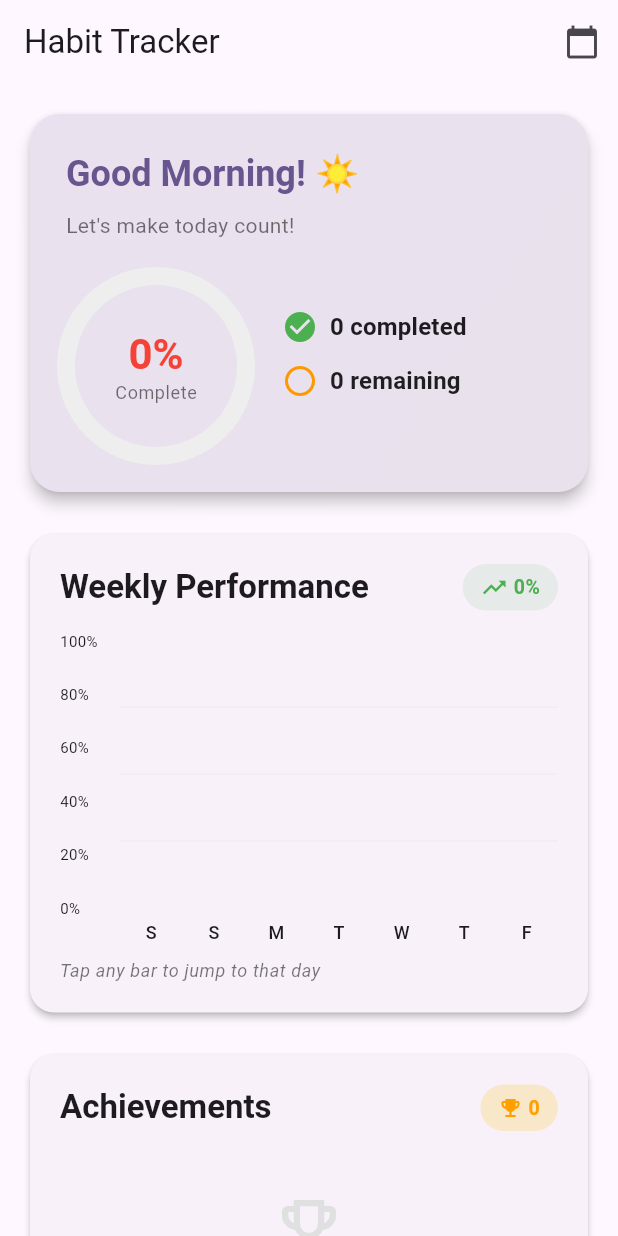
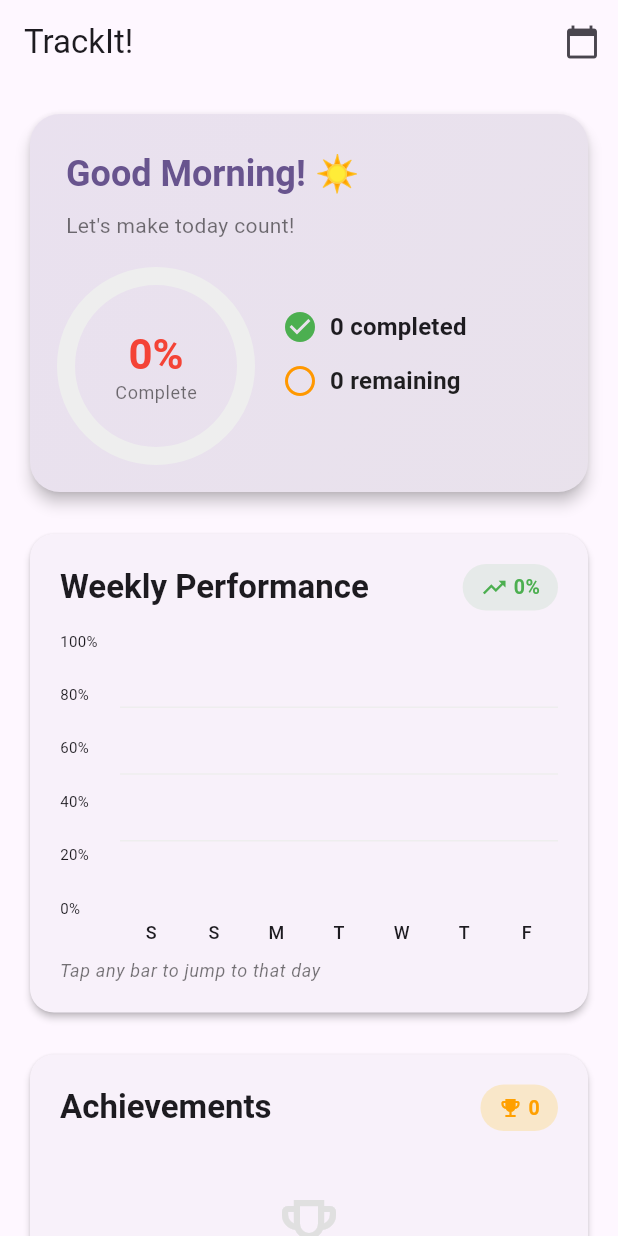
Before and after one commit to andreswooshik/habit-tracker-flutter, a Flutter app: the screen it shows after launch, on a phone screen of 412 x 824 dp. Run offline on Flutter 3.47's test engine with Material 3 defaults, Android fonts, the phone set to English and light mode, and no system bars; drawn by our look-alikes of fl_chart; our stand-ins replace equatable, flutter_riverpod.

Commit message:
changed the title name to "TrackIt!"

```diff
--- a/habit_tracker_flutter_new/lib/main.dart
+++ b/habit_tracker_flutter_new/lib/main.dart
@@ -16,7 +16,7 @@ class MyApp extends StatelessWidget {
   @override
   Widget build(BuildContext context) {
     return MaterialApp(
-      title: 'Habit Tracker',
+      title: 'TrackIt!',
       debugShowCheckedModeBanner: false,
       theme: ThemeData(
         colorScheme: ColorScheme.fromSeed(
--- a/habit_tracker_flutter_new/lib/screens/home_dashboard_screen.dart
+++ b/habit_tracker_flutter_new/lib/screens/home_dashboard_screen.dart
@@ -11,7 +11,7 @@ class HomeDashboardScreen extends ConsumerWidget {
   Widget build(BuildContext context, WidgetRef ref) {
     return Scaffold(
       appBar: AppBar(
-        title: const Text('Habit Tracker'),
+        title: const Text('TrackIt!'),
         actions: [
           IconButton(
             icon: const Icon(Icons.calendar_today),
```
